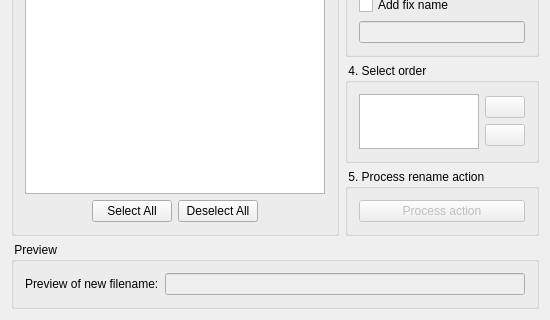
tbikfalvi/FiTi, file mainwindow.ui: the form before one commit; both pictures show x 0 to 550 and y 255 to 575 of the 550 by 575 pixel window.
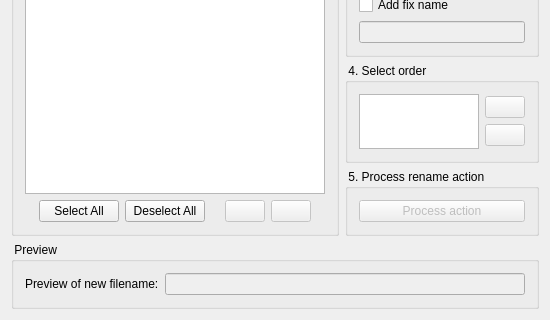
The form after the commit. Icons and pictures are not drawn.

Commit message: Files can be manually sorted

```diff
--- a/mainwindow.ui
+++ b/mainwindow.ui
@@ -95,6 +95,47 @@
              </property>
             </widget>
            </item>
+           <item>
+            <spacer name="horizontalSpacer_4">
+             <property name="orientation">
+              <enum>Qt::Horizontal</enum>
+             </property>
+             <property name="sizeHint" stdset="0">
+              <size>
+               <width>40</width>
+               <height>20</height>
+              </size>
+             </property>
+            </spacer>
+           </item>
+           <item>
+            <widget class="QPushButton" name="pbFileUp">
+             <property name="enabled">
+              <bool>false</bool>
+             </property>
+             <property name="text">
+              <string/>
+             </property>
+             <property name="icon">
+              <iconset resource="fiti.qrc">
+               <normaloff>:/images/res/arrow_up.png</normaloff>:/images/res/arrow_up.png</iconset>
+             </property>
+            </widget>
+           </item>
+           <item>
+            <widget class="QPushButton" name="pbFileDown">
+             <property name="enabled">
+              <bool>false</bool>
+             </property>
+             <property name="text">
+              <string/>
+             </property>
+             <property name="icon">
+              <iconset resource="fiti.qrc">
+               <normaloff>:/images/res/arrow_down.png</normaloff>:/images/res/arrow_down.png</iconset>
+             </property>
+            </widget>
+           </item>
            <item>
             <spacer name="horizontalSpacer_3">
              <property name="orientation">
```
The commit also changes 2 other files.
